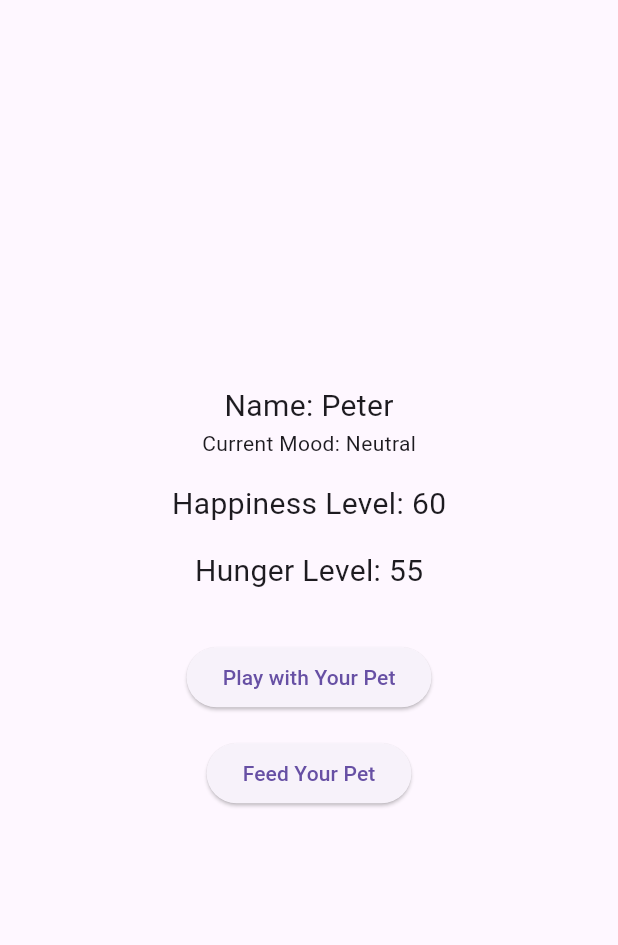
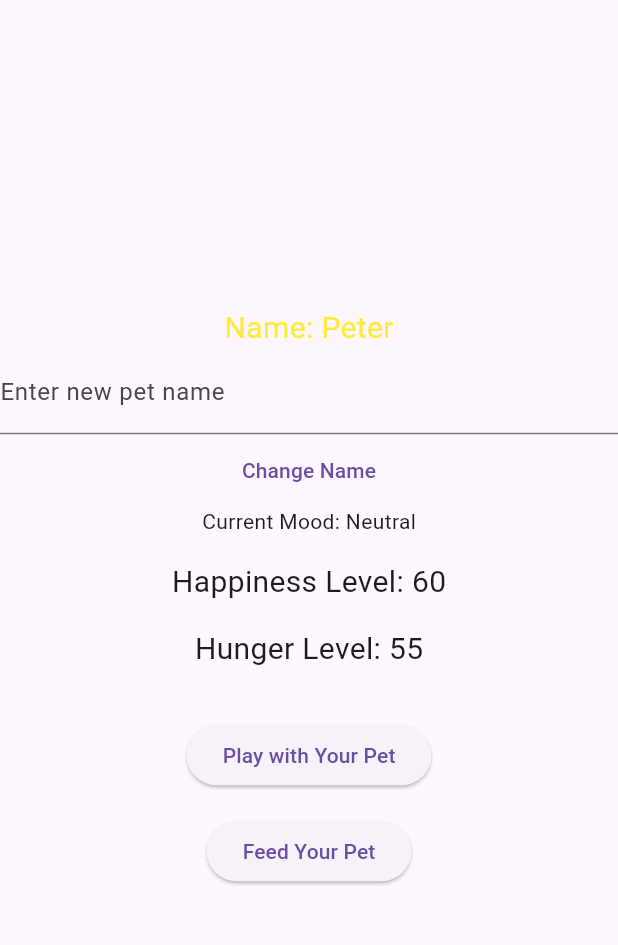
Before and after one commit to iKeiNagai/Mobile_App_Group, a Flutter app: the screen it shows after launch, after a tap on "Play with Your Pet", on a phone screen of 412 x 824 dp, the part 63-1008 px from its top. Run offline on Flutter 3.47's test engine with Material 3 defaults, Android fonts, the phone set to English and light mode, and no system bars.

Commit message:
Update main.dart

```diff
--- a/digital_pet/lib/main.dart
+++ b/digital_pet/lib/main.dart
@@ -15,8 +15,9 @@ class _DigitalPetAppState extends State<DigitalPetApp> {
   String petName = "Peter";
   int happinessLevel = 50;
   int hungerLevel = 50;
-
+  Color textColor = Colors.black;
   String currentMood = "";
+  TextEditingController nameController = TextEditingController();
   List<String> mood = ["Happy", "Neutral", "Unhappy"];
 
   // Function to increase happiness and update hunger when playing with the pet
@@ -27,7 +28,11 @@ class _DigitalPetAppState extends State<DigitalPetApp> {
       _updateMood(happinessLevel);
     });
   }
-
+void _changePetName() {
+    setState(() {
+      petName = nameController.text.isNotEmpty ? nameController.text : petName;
+    });
+  }
   // Function to decrease hunger and update happiness when feeding the pet
   void _feedPet() {
     setState(() {
@@ -40,10 +45,13 @@ class _DigitalPetAppState extends State<DigitalPetApp> {
   void _updateMood(int happinessLevel){
     if(happinessLevel > 70){
       currentMood = mood[0];
+      textColor = textColor = Colors.green;
     } else if(happinessLevel < 70 && happinessLevel > 30){
       currentMood =mood[1];
+      textColor = textColor = Colors.yellow;
     } else if(happinessLevel < 30){
       currentMood= mood[2];
+      textColor = textColor = Colors.red;
     }
   }
   // Update happiness based on hunger level
@@ -76,8 +84,16 @@ class _DigitalPetAppState extends State<DigitalPetApp> {
           children: <Widget>[
             Text(
               'Name: $petName',
-              style: TextStyle(fontSize: 20.0),
+              style: TextStyle(fontSize: 20.0 , color: textColor, )
             ),
+            TextField(
+            controller: nameController,
+            decoration: InputDecoration(labelText: 'Enter new pet name'),
+          ),
+           TextButton(
+            onPressed: _changePetName,
+            child: Text('Change Name'),
+          ),
             Text('Current Mood: $currentMood'),
             SizedBox(height: 16.0),
             Text(
```
